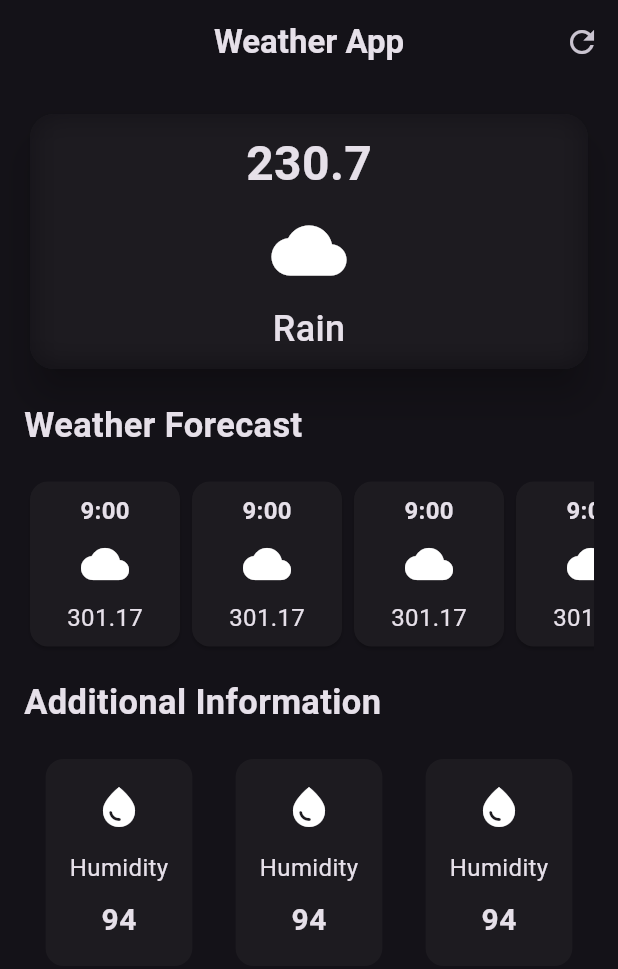
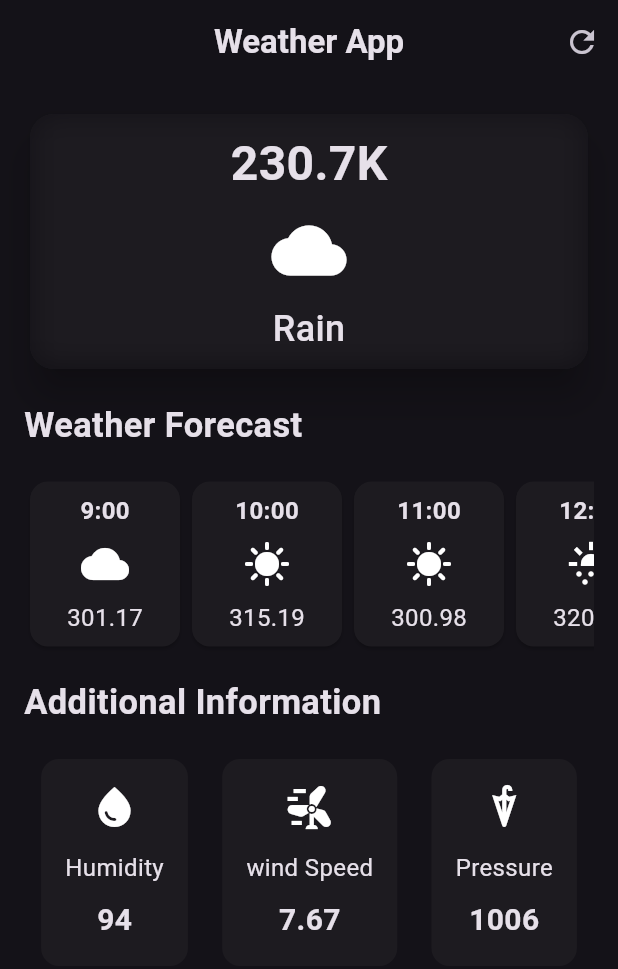
Before and after one commit to SUMANKC7/weather_application, a Flutter app: the screen it shows after launch, on a phone screen of 412 x 824 dp. Shown: the top 969 px of the screen. Run offline on Flutter 3.47's test engine with Material 3 defaults, Android fonts, the phone set to English and light mode, and no system bars.

Commit message:
Some part of eventhandling is done but we are going to fetch the data from API and do event handling again

```diff
--- a/lib/additional_information.dart
+++ b/lib/additional_information.dart
@@ -1,30 +1,40 @@
 import 'package:flutter/material.dart';
 
 class MyAdditionalInformation extends StatelessWidget {
-  const MyAdditionalInformation({super.key});
+  final IconData icon;
+  final String condition;
+  final String value;
+  const MyAdditionalInformation({super.key,
+  required this.icon,
+   required this.condition,
+    required this.value});
 
   @override
   Widget build(BuildContext context) {
-    return const Card(
+    return  Card(
       elevation: 0,
       child: Padding(
-        padding: EdgeInsets.all(16.0),
+        padding:const EdgeInsets.all(16.0),
         child: Column(
           children: [
-            Icon(Icons.water_drop,size: 32,),
-            SizedBox(height: 13,),
-            Text("Humidity",style:
-            TextStyle(
-                  fontSize: 16,
-                  fontWeight: FontWeight.normal),
-
+            Icon(
+             icon,
+              size: 32,
             ),
-            SizedBox(height: 9,),
-             Text("94",style: TextStyle(
-                  fontSize: 20,
-                  fontWeight: FontWeight.bold
-                ),
-                ),
+           const SizedBox(
+              height: 13,
+            ),
+            Text(
+              condition,
+              style: const TextStyle(fontSize: 16, fontWeight: FontWeight.normal),
+            ),
+           const SizedBox(
+              height: 9,
+            ),
+            Text(
+             value,
+              style:const TextStyle(fontSize: 20, fontWeight: FontWeight.bold),
+            ),
           ],
         ),
       ),
--- a/lib/main_card.dart
+++ b/lib/main_card.dart
@@ -24,7 +24,7 @@ class MainCard extends StatelessWidget {
             child: const Column(
               children: [
                   SizedBox(height: 10,),
-                Text("230.7",
+                Text("230.7K",
                 style: TextStyle(fontSize: 32,
                 fontWeight: FontWeight.bold),
                 ),
--- a/lib/scrollable_weather_forecast.dart
+++ b/lib/scrollable_weather_forecast.dart
@@ -1,37 +1,44 @@
 import 'package:flutter/material.dart';
 
 class WeatherForecast extends StatelessWidget {
-  const WeatherForecast({super.key});
+  final String time;
+  final IconData icon;
+  final String temperature;
+  const WeatherForecast({super.key,
+   required this.time,
+    required this.icon,
+     required this.temperature});
 
   @override
   Widget build(BuildContext context) {
     return SizedBox(
-
       child: Card(
-
-
-        child:Container(
+        child: Container(
           width: 100,
           padding: const EdgeInsets.all(8.0),
           decoration: BoxDecoration(
             borderRadius: BorderRadius.circular(12),
           ),
-          child:const  Column(
+          child: Column(
             children: [
-              Text("9:00",style: TextStyle(
-                fontSize: 16,
-                fontWeight: FontWeight.bold
+              Text(
+                time,
+                style:const TextStyle(fontSize: 16, fontWeight: FontWeight.bold),
               ),
+            const  SizedBox(
+                height: 8,
               ),
-              SizedBox(height: 8,
+              Icon(
+                icon,
+                size: 32,
               ),
-              Icon(Icons.cloud,size: 32,),
-               SizedBox(height: 8,
+             const SizedBox(
+                height: 8,
               ),
-              Text("301.17",style: TextStyle(
-                fontSize: 16,
-                fontWeight: FontWeight.normal),
-                )
+              Text(
+                temperature,
+                style:const TextStyle(fontSize: 16, fontWeight: FontWeight.normal),
+              )
             ],
           ),
         ),
--- a/lib/weather_screen.dart
+++ b/lib/weather_screen.dart
@@ -52,11 +52,31 @@ class WeatherScreen extends StatelessWidget {
                 scrollDirection: Axis.horizontal,
                  child: Row(
                   children: [
-                    WeatherForecast(),
-                    WeatherForecast(),
-                   WeatherForecast(),
-                   WeatherForecast(),
-                   WeatherForecast(),
+                    WeatherForecast(
+                      time: "9:00",
+                      icon: Icons.cloud,
+                      temperature: "301.17",
+                     ),
+                    WeatherForecast(
+                      time: "10:00",
+                      icon: Icons.sunny,
+                      temperature: "315.19",
+                    ),
+                   WeatherForecast(
+                    time: "11:00",
+                    icon: Icons.sunny,
+                   temperature: "300.98",
+                   ),
+                   WeatherForecast(
+                    time: "12:00",
+                    icon: Icons.sunny_snowing,
+                   temperature: "320.98",
+                   ),
+                   WeatherForecast(
+                    time: "1:00",
+                    icon: Icons.cloud,
+                    temperature: "330.1",
+                   ),
                    ],
                  ),
                ),
@@ -71,9 +91,21 @@ class WeatherScreen extends StatelessWidget {
                 Row(
                   mainAxisAlignment: MainAxisAlignment.spaceAround,
                   children: [
-                     MyAdditionalInformation(),
-                      MyAdditionalInformation(),
-                       MyAdditionalInformation(),
+                     MyAdditionalInformation(
+                      icon: Icons.water_drop,
+                      condition: "Humidity",
+                      value: "94",
+                     ),
+                      MyAdditionalInformation(
+                        icon: Icons.wind_power,
+                        condition: "wind Speed",
+                        value: "7.67",
+                      ),
+                       MyAdditionalInformation(
+                        icon: Icons.umbrella_outlined,
+                        condition: "Pressure",
+                        value: "1006",
+                       ),
 
                   ],
                 )
```
